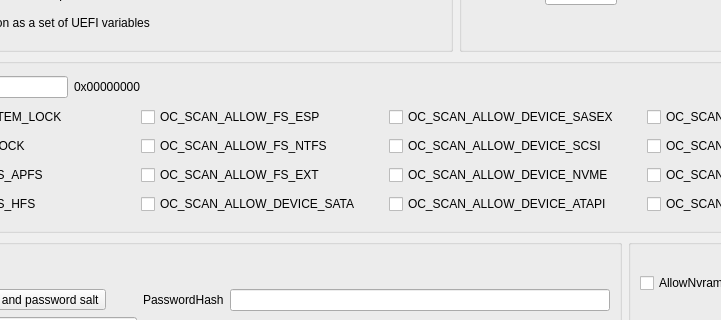
Before: the Qt Designer form mainwindow.ui in ic005k/OCAuxiliaryTools, drawn with Qt 5; both pictures show x 182 to 903 and y 338 to 658 of the 1397 by 801 pixel window.
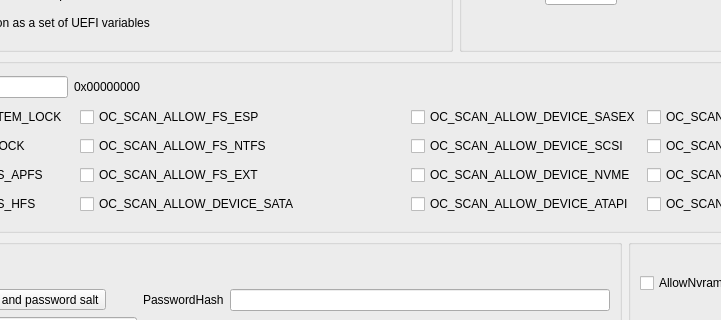
After: the same form once the commit is applied. The open tabs and pages were chosen to show the change. Icons and pictures are not drawn.

Patch:
```diff
--- a/mainwindow.ui
+++ b/mainwindow.ui
@@ -60,7 +60,7 @@
        <enum>QTabWidget::Rounded</enum>
       </property>
       <property name="currentIndex">
-       <number>0</number>
+       <number>4</number>
       </property>
       <property name="iconSize">
        <size>
@@ -4690,129 +4690,26 @@
                <string/>
               </property>
               <layout class="QGridLayout" name="gridLayout_25">
-               <item row="0" column="0">
-                <widget class="QLabel" name="label_111">
-                 <property name="text">
-                  <string>ScanPolicy</string>
-                 </property>
-                </widget>
-               </item>
-               <item row="0" column="1">
-                <widget class="QLineEdit" name="editIntScanPolicy">
-                 <property name="maximumSize">
-                  <size>
-                   <width>187</width>
-                   <height>16777215</height>
-                  </size>
-                 </property>
-                </widget>
-               </item>
-               <item row="0" column="2" colspan="2">
-                <widget class="QLabel" name="lblScanPolicy">
-                 <property name="text">
-                  <string>0x00000000</string>
-                 </property>
-                </widget>
-               </item>
-               <item row="0" column="4" colspan="5">
-                <spacer name="horizontalSpacer_66">
-                 <property name="orientation">
-                  <enum>Qt::Horizontal</enum>
-                 </property>
-                 <property name="sizeHint" stdset="0">
-                  <size>
-                   <width>994</width>
-                   <height>20</height>
-                  </size>
-                 </property>
-                </spacer>
-               </item>
-               <item row="1" column="0" colspan="2">
-                <widget class="QCheckBox" name="chk1">
-                 <property name="text">
-                  <string>OC_SCAN_FILE_SYSTEM_LOCK</string>
-                 </property>
-                </widget>
-               </item>
-               <item row="1" column="2">
-                <spacer name="horizontalSpacer_30">
-                 <property name="orientation">
-                  <enum>Qt::Horizontal</enum>
-                 </property>
-                 <property name="sizeHint" stdset="0">
-                  <size>
-                   <width>70</width>
-                   <height>20</height>
-                  </size>
-                 </property>
-                </spacer>
-               </item>
-               <item row="1" column="3" colspan="2">
-                <widget class="QCheckBox" name="chk5">
-                 <property name="text">
-                  <string>OC_SCAN_ALLOW_FS_ESP</string>
-                 </property>
-                </widget>
-               </item>
-               <item row="1" column="5">
-                <spacer name="horizontalSpacer_25">
-                 <property name="orientation">
-                  <enum>Qt::Horizontal</enum>
-                 </property>
-                 <property name="sizeHint" stdset="0">
-                  <size>
-                   <width>71</width>
-                   <height>20</height>
-                  </size>
-                 </property>
-                </spacer>
-               </item>
                <item row="1" column="6">
-                <widget class="QCheckBox" name="chk9">
-                 <property name="text">
-                  <string>OC_SCAN_ALLOW_DEVICE_SASEX</string>
-                 </property>
-                </widget>
-               </item>
-               <item row="1" column="7">
-                <spacer name="horizontalSpacer_34">
-                 <property name="orientation">
-                  <enum>Qt::Horizontal</enum>
-                 </property>
-                 <property name="sizeHint" stdset="0">
-                  <size>
-                   <width>70</width>
-                   <height>20</height>
-                  </size>
-                 </property>
-                </spacer>
-               </item>
-               <item row="1" column="8">
                 <widget class="QCheckBox" name="chk13">
                  <property name="text">
                   <string>OC_SCAN_ALLOW_DEVICE_USB</string>
                  </property>
                 </widget>
                </item>
-               <item row="2" column="0" colspan="2">
-                <widget class="QCheckBox" name="chk2">
+               <item row="4" column="6">
+                <widget class="QCheckBox" name="chk16">
                  <property name="text">
-                  <string>OC_SCAN_DEVICE_LOCK</string>
+                  <string>OC_SCAN_ALLOW_DEVICE_PCI</string>
                  </property>
                 </widget>
                </item>
-               <item row="2" column="2">
-                <spacer name="horizontalSpacer_32">
-                 <property name="orientation">
-                  <enum>Qt::Horizontal</enum>
+               <item row="1" column="0" colspan="2">
+                <widget class="QCheckBox" name="chk1">
+                 <property name="text">
+                  <string>OC_SCAN_FILE_SYSTEM_LOCK</string>
                  </property>
-                 <property name="sizeHint" stdset="0">
-                  <size>
-                   <width>70</width>
-                   <height>20</height>
-                  </size>
-                 </property>
-                </spacer>
+                </widget>
                </item>
                <item row="2" column="3" colspan="2">
                 <widget class="QCheckBox" name="chk6">
@@ -4821,110 +4718,79 @@
                  </property>
                 </widget>
                </item>
-               <item row="2" column="5">
-                <spacer name="horizontalSpacer_28">
+               <item row="4" column="5">
+                <widget class="QCheckBox" name="chk12">
+                 <property name="text">
+                  <string>OC_SCAN_ALLOW_DEVICE_ATAPI</string>
+                 </property>
+                </widget>
+               </item>
+               <item row="1" column="5">
+                <widget class="QCheckBox" name="chk9">
+                 <property name="text">
+                  <string>OC_SCAN_ALLOW_DEVICE_SASEX</string>
+                 </property>
+                </widget>
+               </item>
+               <item row="0" column="4" colspan="3">
+                <spacer name="horizontalSpacer_66">
                  <property name="orientation">
                   <enum>Qt::Horizontal</enum>
                  </property>
                  <property name="sizeHint" stdset="0">
                   <size>
-                   <width>71</width>
+                   <width>994</width>
                    <height>20</height>
                   </size>
                  </property>
                 </spacer>
                </item>
                <item row="2" column="6">
-                <widget class="QCheckBox" name="chk10">
-                 <property name="text">
-                  <string>OC_SCAN_ALLOW_DEVICE_SCSI</string>
-                 </property>
-                </widget>
-               </item>
-               <item row="2" column="7">
-                <spacer name="horizontalSpacer_36">
-                 <property name="orientation">
-                  <enum>Qt::Horizontal</enum>
-                 </property>
-                 <property name="sizeHint" stdset="0">
-                  <size>
-                   <width>70</width>
-                   <height>20</height>
-                  </size>
-                 </property>
-                </spacer>
-               </item>
-               <item row="2" column="8">
                 <widget class="QCheckBox" name="chk14">
                  <property name="text">
                   <string>OC_SCAN_ALLOW_DEVICE_FIREWIRE</string>
                  </property>
                 </widget>
                </item>
-               <item row="3" column="0" colspan="2">
-                <widget class="QCheckBox" name="chk3">
-                 <property name="text">
-                  <string>OC_SCAN_ALLOW_FS_APFS</string>
-                 </property>
-                </widget>
-               </item>
-               <item row="3" column="2">
-                <spacer name="horizontalSpacer_31">
-                 <property name="orientation">
-                  <enum>Qt::Horizontal</enum>
-                 </property>
-                 <property name="sizeHint" stdset="0">
-                  <size>
-                   <width>70</width>
-                   <height>20</height>
-                  </size>
-                 </property>
-                </spacer>
-               </item>
-               <item row="3" column="3" colspan="2">
-                <widget class="QCheckBox" name="chk7">
-                 <property name="text">
-                  <string>OC_SCAN_ALLOW_FS_EXT</string>
-                 </property>
-                </widget>
-               </item>
                <item row="3" column="5">
-                <spacer name="horizontalSpacer_26">
-                 <property name="orientation">
-                  <enum>Qt::Horizontal</enum>
-                 </property>
-                 <property name="sizeHint" stdset="0">
-                  <size>
-                   <width>71</width>
-                   <height>20</height>
-                  </size>
-                 </property>
-                </spacer>
-               </item>
-               <item row="3" column="6">
                 <widget class="QCheckBox" name="chk11">
                  <property name="text">
                   <string>OC_SCAN_ALLOW_DEVICE_NVME</string>
                  </property>
                 </widget>
                </item>
-               <item row="3" column="7">
-                <spacer name="horizontalSpacer_35">
-                 <property name="orientation">
-                  <enum>Qt::Horizontal</enum>
+               <item row="0" column="0">
+                <widget class="QLabel" name="label_111">
+                 <property name="text">
+                  <string>ScanPolicy</string>
                  </property>
-                 <property name="sizeHint" stdset="0">
-                  <size>
-                   <width>70</width>
-                   <height>20</height>
-                  </size>
+                </widget>
+               </item>
+               <item row="1" column="3" colspan="2">
+                <widget class="QCheckBox" name="chk5">
+                 <property name="text">
+                  <string>OC_SCAN_ALLOW_FS_ESP</string>
                  </property>
-                </spacer>
+                </widget>
                </item>
-               <item row="3" column="8">
-                <widget class="QCheckBox" name="chk15">
+               <item row="2" column="0" colspan="2">
+                <widget class="QCheckBox" name="chk2">
                  <property name="text">
-                  <string>OC_SCAN_ALLOW_DEVICE_SDCARD</string>
+                  <string>OC_SCAN_DEVICE_LOCK</string>
+                 </property>
+                </widget>
+               </item>
+               <item row="3" column="3" colspan="2">
+                <widget class="QCheckBox" name="chk7">
+                 <property name="text">
+                  <string>OC_SCAN_ALLOW_FS_EXT</string>
+                 </property>
+                </widget>
+               </item>
+               <item row="2" column="5">
+                <widget class="QCheckBox" name="chk10">
+                 <property name="text">
+                  <string>OC_SCAN_ALLOW_DEVICE_SCSI</string>
                  </property>
                 </widget>
                </item>
@@ -4935,18 +4801,26 @@
                  </property>
                 </widget>
                </item>
-               <item row="4" column="2">
-                <spacer name="horizontalSpacer_29">
-                 <property name="orientation">
-                  <enum>Qt::Horizontal</enum>
+               <item row="3" column="6">
+                <widget class="QCheckBox" name="chk15">
+                 <property name="text">
+                  <string>OC_SCAN_ALLOW_DEVICE_SDCARD</string>
                  </property>
-                 <property name="sizeHint" stdset="0">
-                  <size>
-                   <width>70</width>
-                   <height>20</height>
-                  </size>
+                </widget>
+               </item>
+               <item row="3" column="0" colspan="2">
+                <widget class="QCheckBox" name="chk3">
+                 <property name="text">
+                  <string>OC_SCAN_ALLOW_FS_APFS</string>
                  </property>
-                </spacer>
+                </widget>
+               </item>
+               <item row="0" column="2" colspan="2">
+                <widget class="QLabel" name="lblScanPolicy">
+                 <property name="text">
+                  <string>0x00000000</string>
+                 </property>
+                </widget>
                </item>
                <item row="4" column="3" colspan="2">
                 <widget class="QCheckBox" name="chk8">
@@ -4955,43 +4829,13 @@
                  </property>
                 </widget>
                </item>
-               <item row="4" column="5">
-                <spacer name="horizontalSpacer_27">
-                 <property name="orientation">
-                  <enum>Qt::Horizontal</enum>
-                 </property>
-                 <property name="sizeHint" stdset="0">
+               <item row="0" column="1">
+                <widget class="QLineEdit" name="editIntScanPolicy">
+                 <property name="maximumSize">
                   <size>
-                   <width>71</width>
-                   <height>20</height>
+                   <width>187</width>
+                   <height>16777215</height>
                   </size>
-                 </property>
-                </spacer>
-               </item>
-               <item row="4" column="6">
-                <widget class="QCheckBox" name="chk12">
-                 <property name="text">
-                  <string>OC_SCAN_ALLOW_DEVICE_ATAPI</string>
-                 </property>
-                </widget>
-               </item>
-               <item row="4" column="7">
-                <spacer name="horizontalSpacer_33">
-                 <property name="orientation">
-                  <enum>Qt::Horizontal</enum>
-                 </property>
-                 <property name="sizeHint" stdset="0">
-                  <size>
-                   <width>70</width>
-                   <height>20</height>
-                  </size>
-                 </property>
-                </spacer>
-               </item>
-               <item row="4" column="8">
-                <widget class="QCheckBox" name="chk16">
-                 <property name="text">
-                  <string>OC_SCAN_ALLOW_DEVICE_PCI</string>
                  </property>
                 </widget>
                </item>
```
